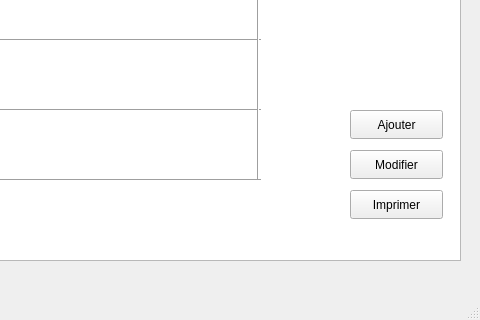
The window that FMedecin.ui (Khaled-Gasmi-28/ProjetCpp) describes before a commit, drawn with Qt 5; both pictures show x 320 to 800 and y 280 to 600 of the 800 by 600 pixel window.
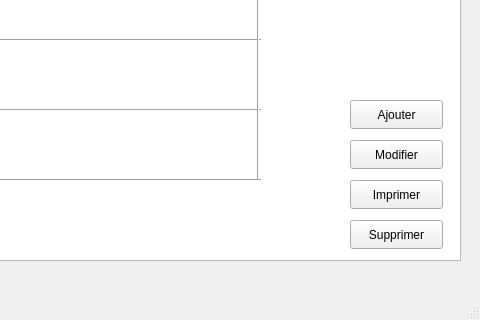
The same window after the commit.

Diff of the .ui file:
```diff
--- a/FMedecin.ui
+++ b/FMedecin.ui
@@ -51,7 +51,7 @@
     <property name="geometry">
      <rect>
       <x>670</x>
-      <y>390</y>
+      <y>380</y>
       <width>93</width>
       <height>29</height>
      </rect>
@@ -64,7 +64,7 @@
     <property name="geometry">
      <rect>
       <x>670</x>
-      <y>430</y>
+      <y>420</y>
       <width>93</width>
       <height>29</height>
      </rect>
@@ -77,7 +77,7 @@
     <property name="geometry">
      <rect>
       <x>670</x>
-      <y>470</y>
+      <y>460</y>
       <width>93</width>
       <height>29</height>
      </rect>
@@ -164,6 +164,19 @@
      <enum>Qt::Orientation::Horizontal</enum>
     </property>
    </widget>
+   <widget class="QPushButton" name="Btnsupprimer">
+    <property name="geometry">
+     <rect>
+      <x>670</x>
+      <y>500</y>
+      <width>93</width>
+      <height>29</height>
+     </rect>
+    </property>
+    <property name="text">
+     <string>Supprimer</string>
+    </property>
+   </widget>
   </widget>
   <widget class="QMenuBar" name="menubar">
    <property name="geometry">
```
